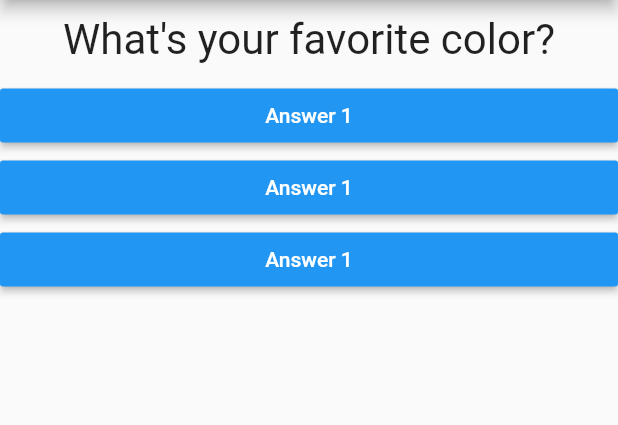
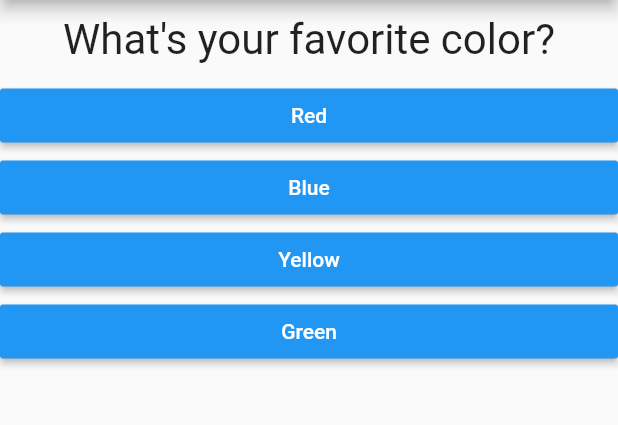
Before and after one commit to fintico/flutter_tutorial, a Flutter app: the screen it shows after launch, on a phone screen of 412 x 824 dp, the part 84-509 px from its top. Run offline on Flutter 3.47's test engine with Material 2 defaults, Android fonts, the phone set to English and light mode, and no system bars.

Commit message:
Se utiliza las iteracciones para generar dinamicamente las respuestas

```diff
--- a/lib/answer.dart
+++ b/lib/answer.dart
@@ -2,8 +2,9 @@ import 'package:flutter/material.dart';
 
 class Answer extends StatelessWidget {
   final Function selectHandler;
+  final String answerText;
 
-  Answer(this.selectHandler);
+  Answer(this.selectHandler, this.answerText);
 
   @override
   Widget build(BuildContext context) {
@@ -12,7 +13,7 @@ class Answer extends StatelessWidget {
       child: RaisedButton(
         color: Colors.blue,
         textColor: Colors.white,
-        child: Text('Answer 1'),
+        child: Text(this.answerText),
         onPressed: selectHandler,
       ),
     );
--- a/lib/main.dart
+++ b/lib/main.dart
@@ -25,18 +25,31 @@ class _MyAppState extends State<MyApp> {
   @override
   Widget build(BuildContext context) {
     var questions = [
-      'What\'s your favorite color?',
-      'What\'s you favorite animal?',
+      {
+        'questionText': 'What\'s your favorite color?',
+        'answers': ['Red', 'Blue', 'Yellow', 'Green']
+      },
+      {
+        'questionText': 'What\'s your favorite animal?',
+        'answers': ['Lion', 'Dog', 'Duck', 'Cat', 'Bear']
+      },
+      {
+        'questionText': 'Who\'s your favorite instructor?',
+        'answers': ['Luis', 'Juan', 'Ana', 'Maria', 'Carla']
+      },
     ];
     return MaterialApp(
       home: Scaffold(
           appBar: AppBar(title: Text('Flutter Tutorial')),
           body: Column(
             children: <Widget>[
-              Question(questions[_questionIndex]),
-              Answer(_myAnswerQuestion),
-              Answer(_myAnswerQuestion),
-              Answer(_myAnswerQuestion),
+              Question(
+                questions[_questionIndex]['questionText'],
+              ),
+              ...(questions[_questionIndex]['answers'] as List<String>)
+                  .map((answer) {
+                return Answer(_myAnswerQuestion, answer);
+              }).toList(),
             ],
           )),
     );
--- a/pubspec.yaml
+++ b/pubspec.yaml
@@ -14,7 +14,7 @@ description: A new Flutter project.
 version: 1.0.0+1
 
 environment:
-  sdk: ">=2.1.0 <3.0.0"
+  sdk: ">=2.2.2 <3.0.0"
 
 dependencies:
   flutter:
```
